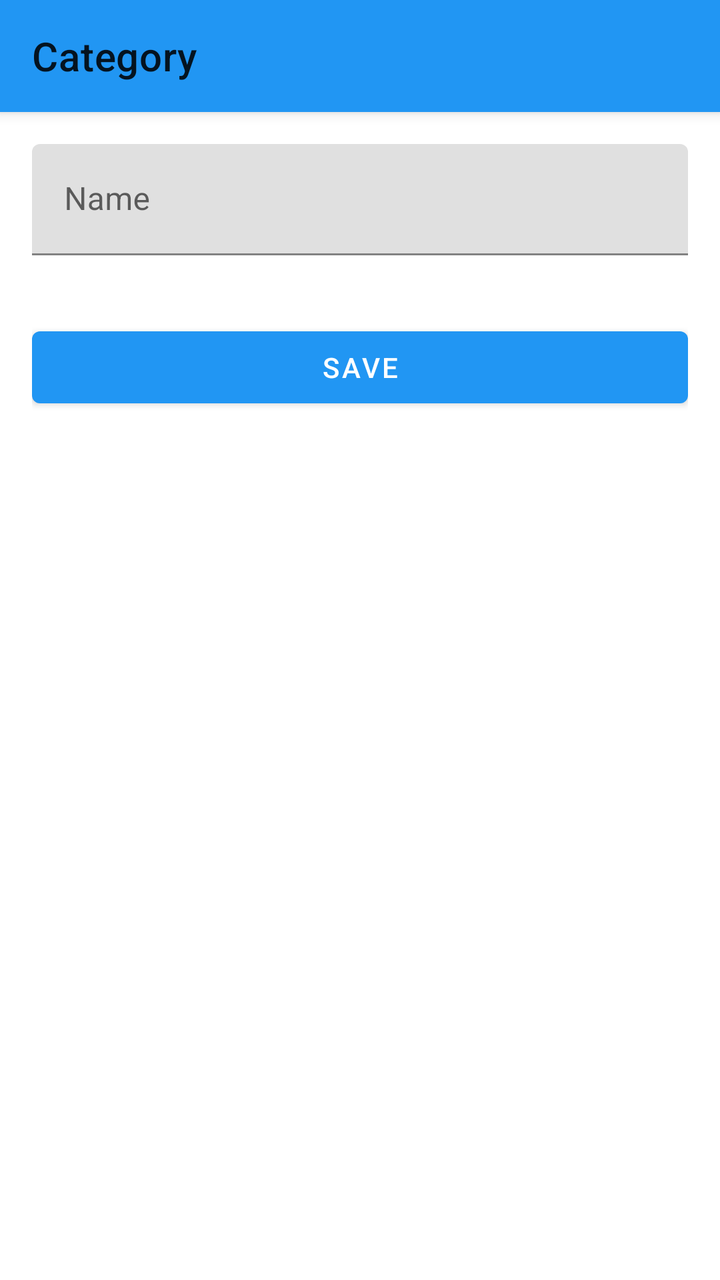
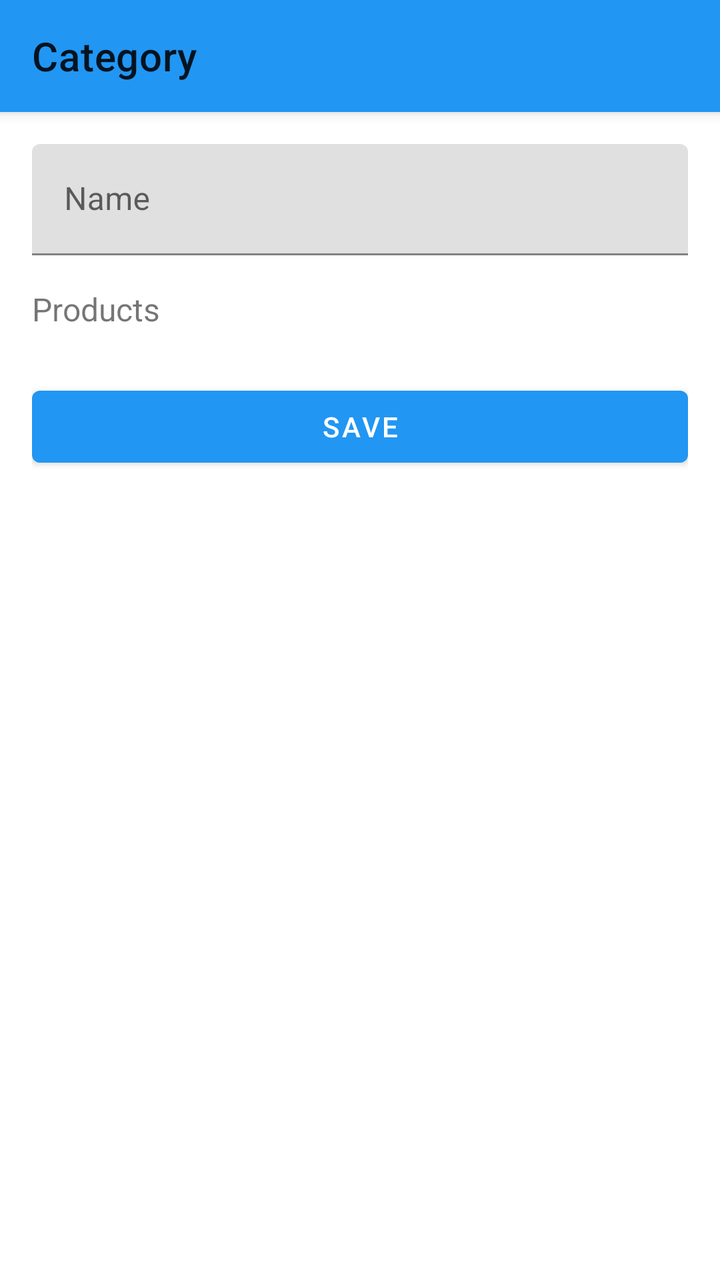

Before-and-after screenshots of an Android layout around one commit, followed by the original layout XML and the change that was made.
<!-- AndroidManifest.xml: application theme Theme.AndroidWebapp -->
<!-- res/layout/activity_category_form.xml -->
<?xml version="1.0" encoding="utf-8"?>
<androidx.coordinatorlayout.widget.CoordinatorLayout xmlns:android="http://schemas.android.com/apk/res/android"
    xmlns:app="http://schemas.android.com/apk/res-auto"
    android:layout_width="match_parent"
    android:layout_height="match_parent">

    <com.google.android.material.appbar.AppBarLayout
        android:layout_width="match_parent"
        android:layout_height="wrap_content">

        <androidx.appcompat.widget.Toolbar
            android:id="@+id/toolbar"
            android:layout_width="match_parent"
            android:layout_height="?attr/actionBarSize"
            android:background="?attr/colorPrimary"
            app:title="Category" />
    </com.google.android.material.appbar.AppBarLayout>

    <androidx.core.widget.NestedScrollView
        android:layout_width="match_parent"
        android:layout_height="match_parent"
        app:layout_behavior="@string/appbar_scrolling_view_behavior">

        <LinearLayout
            android:layout_width="match_parent"
            android:layout_height="wrap_content"
            android:orientation="vertical"
            android:padding="16dp">

            <com.google.android.material.textfield.TextInputLayout
                android:layout_width="match_parent"
                android:layout_height="wrap_content"
                android:layout_marginBottom="16dp">

                <com.google.android.material.textfield.TextInputEditText
                    android:id="@+id/etName"
                    android:layout_width="match_parent"
                    android:layout_height="wrap_content"
                    android:hint="Name" />
            </com.google.android.material.textfield.TextInputLayout>

            <com.google.android.material.button.MaterialButton
                android:id="@+id/btnSave"
                android:layout_width="match_parent"
                android:layout_height="wrap_content"
                android:text="Save"
                android:layout_marginTop="16dp" />

            <ProgressBar
                android:id="@+id/progressBar"
                android:layout_width="wrap_content"
                android:layout_height="wrap_content"
                android:layout_gravity="center"
                android:layout_marginTop="16dp"
                android:visibility="gone" />
        </LinearLayout>
    </androidx.core.widget.NestedScrollView>
</androidx.coordinatorlayout.widget.CoordinatorLayout>
<!-- resources referenced by this layout -->
<resources>
  <style name="Theme.AndroidWebapp" parent="Theme.MaterialComponents.DayNight.DarkActionBar">
          <item name="colorPrimary">@color/primary</item>
          <item name="colorPrimaryVariant">@color/primary_dark</item>
          <item name="colorOnPrimary">@color/white</item>
          <item name="colorSecondary">@color/accent</item>
          <item name="colorSecondaryVariant">@color/teal_700</item>
          <item name="colorOnSecondary">@color/black</item>
          <item name="android:statusBarColor">@color/primary_dark</item>
      </style>
  <color name="primary">#2196F3</color>
  <color name="primary_dark">#1976D2</color>
  <color name="white">#FFFFFFFF</color>
  <color name="accent">#FF4081</color>
  <color name="teal_700">#FF018786</color>
  <color name="black">#FF000000</color>
</resources>

<!-- the commit's change to res/layout/activity_category_form.xml (unified diff, before → after) -->
@@ -39,6 +39,19 @@
                     android:hint="Name" />
             </com.google.android.material.textfield.TextInputLayout>
 
+            <TextView
+                android:layout_width="match_parent"
+                android:layout_height="wrap_content"
+                android:text="Products"
+                android:textSize="16sp"
+                android:layout_marginBottom="8dp" />
+
+            <LinearLayout
+                android:id="@+id/productsContainer"
+                android:layout_width="match_parent"
+                android:layout_height="wrap_content"
+                android:orientation="vertical" />
+
             <com.google.android.material.button.MaterialButton
                 android:id="@+id/btnSave"
                 android:layout_width="match_parent"
